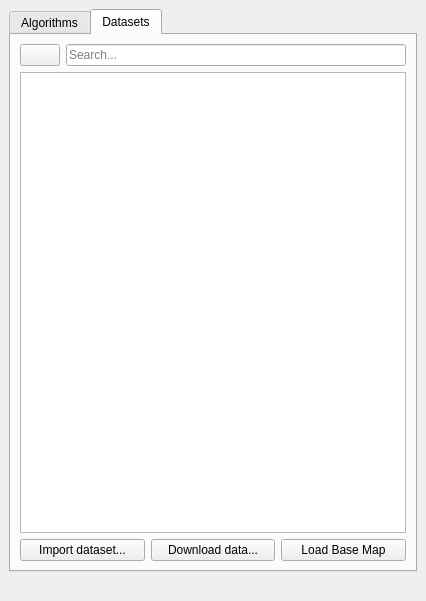
This is LDMP/gui/WidgetMain.ui in ConservationInternational/trends.earth as Qt 5 draws it before an edit. The edited form follows.
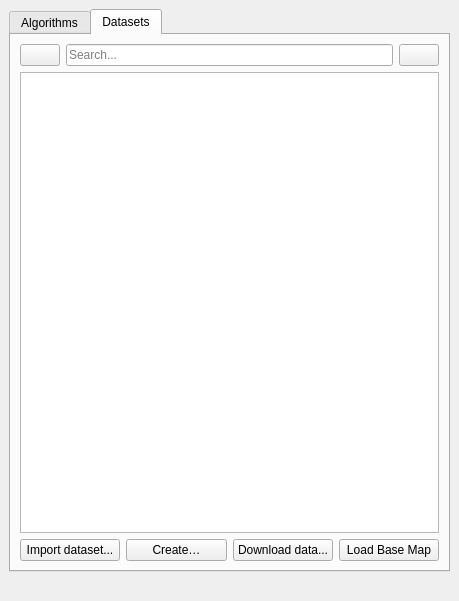
This is the edited form. The open tabs and pages were chosen to show the change. Custom widgets are drawn as their Qt base class.

```diff
--- a/LDMP/gui/WidgetMain.ui
+++ b/LDMP/gui/WidgetMain.ui
@@ -6,7 +6,7 @@
    <rect>
     <x>0</x>
     <y>0</y>
-    <width>426</width>
+    <width>459</width>
     <height>601</height>
    </rect>
   </property>
@@ -73,6 +73,13 @@
             </property>
            </widget>
           </item>
+          <item>
+           <widget class="QPushButton" name="pushButton_filter">
+            <property name="text">
+             <string/>
+            </property>
+           </widget>
+          </item>
          </layout>
         </item>
         <item>
@@ -97,6 +104,13 @@
             </property>
            </widget>
           </item>
+          <item>
+           <widget class="QPushButton" name="create_layer_pb">
+            <property name="text">
+             <string>Create…</string>
+            </property>
+           </widget>
+          </item>
           <item>
            <widget class="QPushButton" name="pushButton_download">
             <property name="toolTip">
```
Left out of the diff: 4 changed lines with no effect on the pictures.
